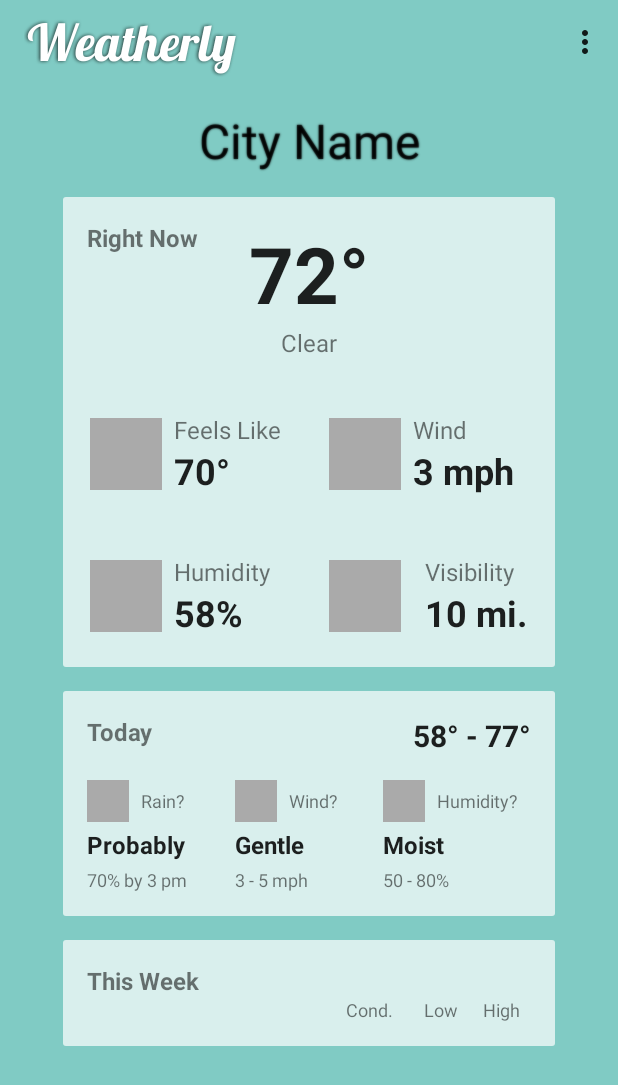
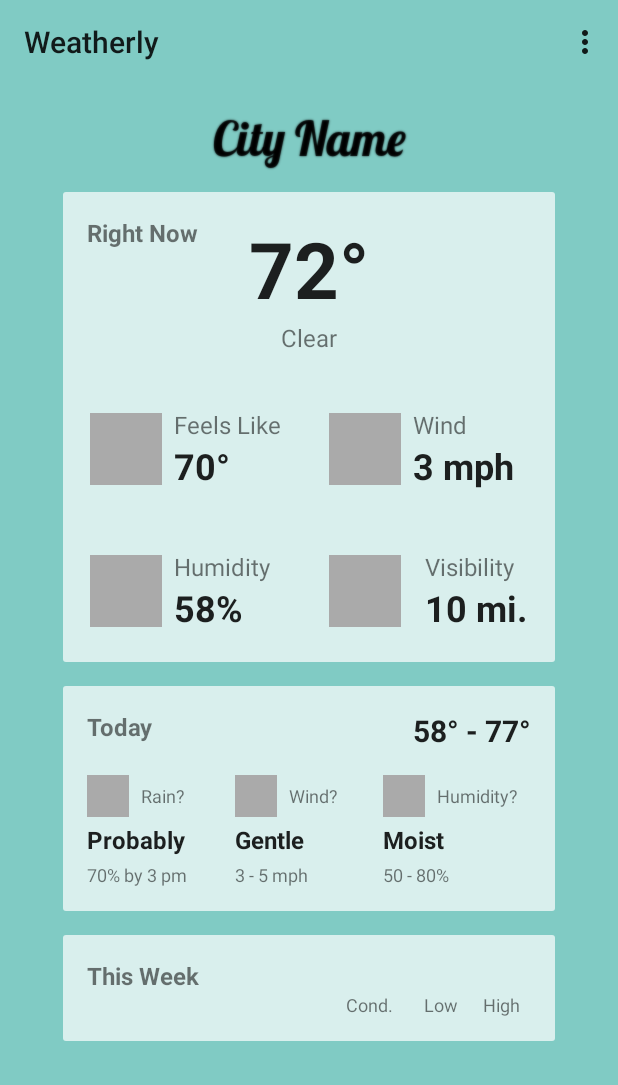
Before and after one commit to arosiclair/Weatherly, an Android app: the screen it shows after launch (MainActivity), on a phone screen of 412 x 824 dp. Shown: the top 1085 px of the screen. Run offline under Robolectric (Android 15) with nearby library versions, the phone set to English and light mode, and no system bars.

Commit message:
Font of the City Name is changed to Lobster.

```diff
--- a/app/src/main/java/com/rosiclair/andrew/weatherly/ui/MainActivity.java
+++ b/app/src/main/java/com/rosiclair/andrew/weatherly/ui/MainActivity.java
@@ -2,6 +2,7 @@ package com.rosiclair.andrew.weatherly.ui;
 
 import java.util.Locale;
 
+import android.graphics.Typeface;
 import android.support.v4.app.Fragment;
 import android.support.v4.app.FragmentManager;
 import android.support.v4.app.FragmentPagerAdapter;
@@ -13,6 +14,7 @@ import android.view.Menu;
 import android.view.MenuItem;
 import android.view.View;
 import android.view.ViewGroup;
+import android.widget.TextView;
 
 import com.rosiclair.andrew.weatherly.R;
 
@@ -48,7 +50,7 @@ public class MainActivity extends AppCompatActivity {
         mViewPager = (ViewPager) findViewById(R.id.pager);
         mViewPager.setAdapter(mSectionsPagerAdapter);
 
-        initActionBarTitle();
+        //initActionBarTitle();
 
     }
 
@@ -143,7 +145,17 @@ public class MainActivity extends AppCompatActivity {
         public View onCreateView(LayoutInflater inflater, ViewGroup container,
                                  Bundle savedInstanceState) {
             View rootView = inflater.inflate(R.layout.fragment_city , container, false);
+
+            //Set Lobster typeface for the City Name
+            setCityNameFont(rootView);
             return rootView;
+        }
+
+        private void setCityNameFont(View fragmentView) {
+
+            TextView cityName = (TextView) fragmentView.findViewById(R.id.city_name);
+            Typeface lobster = Typeface.createFromAsset(getActivity().getAssets(), "lobster.otf");
+            cityName.setTypeface(lobster);
         }
     }
 
```
